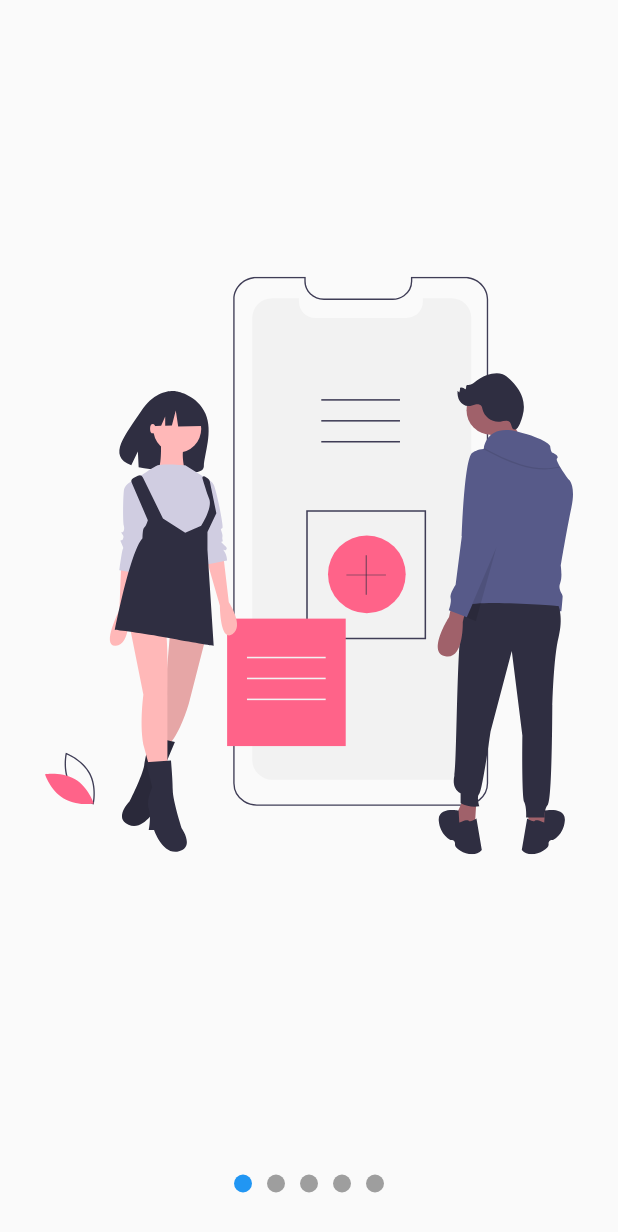
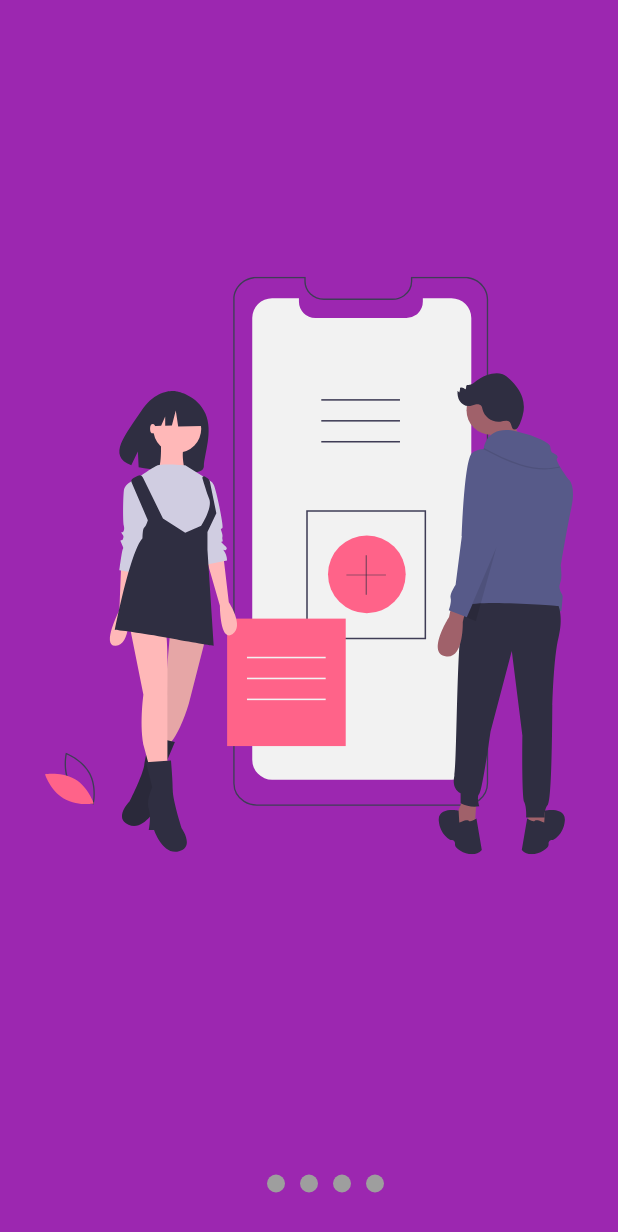
Before and after one commit to BryanParada/designsAppFM, a Flutter app: the screen it shows after launch, on a phone screen of 412 x 824 dp. Shown: the top 1232 px of the screen. Run offline on Flutter 3.47's test engine with Material 2 defaults, Android fonts, the phone set to English and light mode, and no system bars; our stand-ins replace flutter_svg.

Commit message:
FM71 - adding custom style to Slideshow

```diff
--- a/lib/src/pages/slideshow_page.dart
+++ b/lib/src/pages/slideshow_page.dart
@@ -7,7 +7,11 @@ class SlideshowPage extends StatelessWidget {
   @override
   Widget build(BuildContext context) {
     return Scaffold(
+      backgroundColor: Colors.purple,
       body: Slideshow(
+        dotsUpper: false,
+        colorPrimary: Colors.purple,
+        colorSecondary: Colors.grey,
         slides: <Widget>[
           SvgPicture.asset('assets/svgs/slide-1.svg'),
           SvgPicture.asset('assets/svgs/slide-2.svg'),
--- a/lib/src/widgets/slideshow.dart
+++ b/lib/src/widgets/slideshow.dart
@@ -7,9 +7,15 @@ import 'package:provider/provider.dart';
 class Slideshow extends StatelessWidget {
 
   final List<Widget> slides;
+  final bool dotsUpper;
+  final Color colorPrimary;
+  final Color colorSecondary;
 
   const Slideshow({
-    required this.slides
+    required this.slides,
+    this.dotsUpper = false,
+    this.colorPrimary = Colors.blue,
+    this.colorSecondary = Colors.grey
     });
 
 
@@ -17,15 +23,22 @@ class Slideshow extends StatelessWidget {
   Widget build(BuildContext context) {
     return ChangeNotifierProvider(
       create: ( _ ) => new SliderModel(),
+      child: SafeArea(
         child: Center(
             child: Column(
               children: <Widget>[
+               if (this.dotsUpper == true)
+               _Dots(this.slides.length, this.colorPrimary, this.colorSecondary),
+
                 Expanded(
                   child: _Slides( this.slides )
                   ),
-              _Dots(this.slides.length),
+
+                if(!this.dotsUpper)
+                _Dots(this.slides.length, this.colorPrimary, this.colorSecondary),
               ],
             )
+          ),
       ),
       );
   }
@@ -35,8 +48,13 @@ class Slideshow extends StatelessWidget {
 class _Dots extends StatelessWidget {
 
   final int totalSlides;
+  final Color colorPrimary;
+  final Color colorSecondary;
 
-  const _Dots(this.totalSlides);
+  const _Dots(
+    this.totalSlides,
+   this.colorPrimary,
+    this.colorSecondary);
 
 
   @override
@@ -47,7 +65,7 @@ class _Dots extends StatelessWidget {
       //color: Colors.red,
       child: Row(
         mainAxisAlignment: MainAxisAlignment.center,
-        children: List.generate(totalSlides, (i) => _Dot(index: i)),
+        children: List.generate(totalSlides, (i) => _Dot(index: i, colorPrimary: colorPrimary, colorSecondary: colorSecondary)),
         // children: <Widget>[
         //   _Dot(index: 0),
         //   _Dot(index: 1),
@@ -61,9 +79,13 @@ class _Dots extends StatelessWidget {
 class _Dot extends StatelessWidget {
 
   final int index;
+  final Color colorPrimary;
+  final Color colorSecondary;
 
   const _Dot({
     required this.index,
+     required this.colorPrimary,
+      required this.colorSecondary,
   }) ;
 
   @override
@@ -78,7 +100,7 @@ class _Dot extends StatelessWidget {
       margin: EdgeInsets.symmetric(horizontal: 5),
       decoration: BoxDecoration(
         color: (pageViewIndex >= index - 0.5 && pageViewIndex < index + 0.5)
-         ? Colors.blue : Colors.grey,
+         ? colorPrimary: colorSecondary,
         shape: BoxShape.circle
 
       ),
```
Lines whose indentation alone changed are shown as unchanged.
